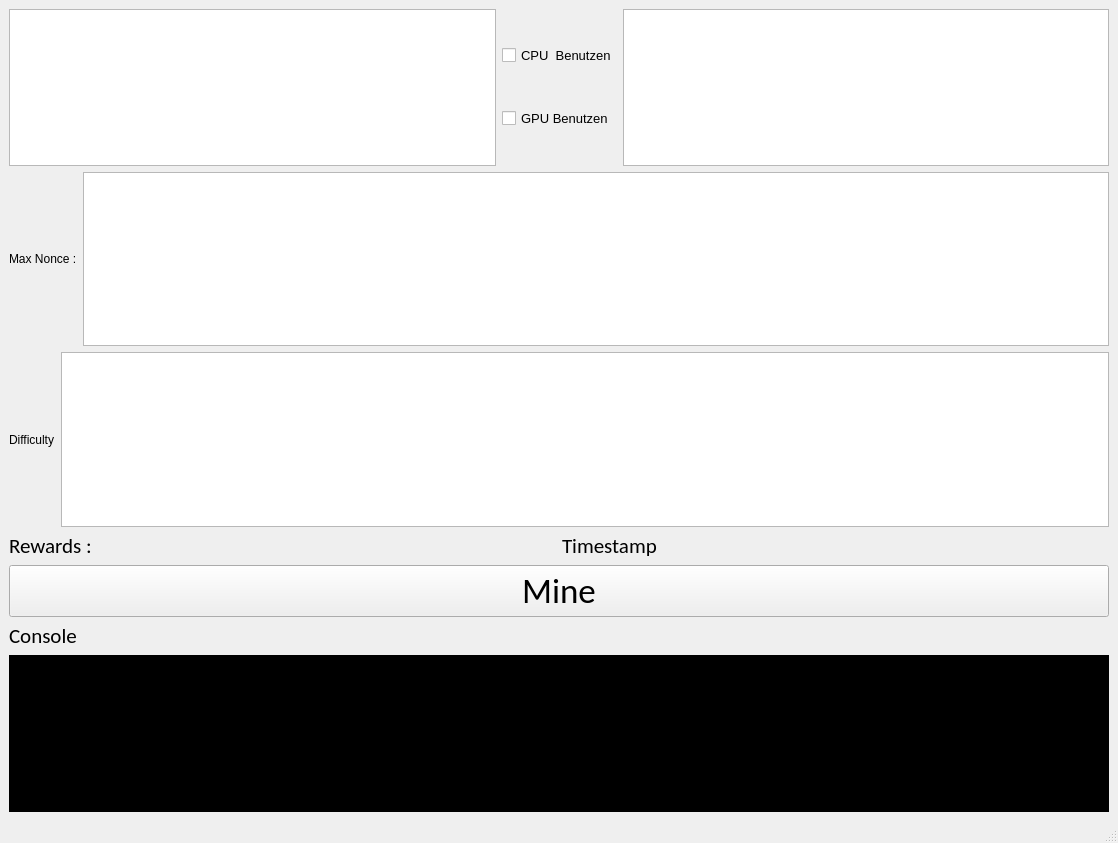
This is Blockchain/untitled.ui in DerZiad/Blockchain-Analyse-Von-Proof-Of-Work as Qt 5 draws it before an edit. The edited form follows.
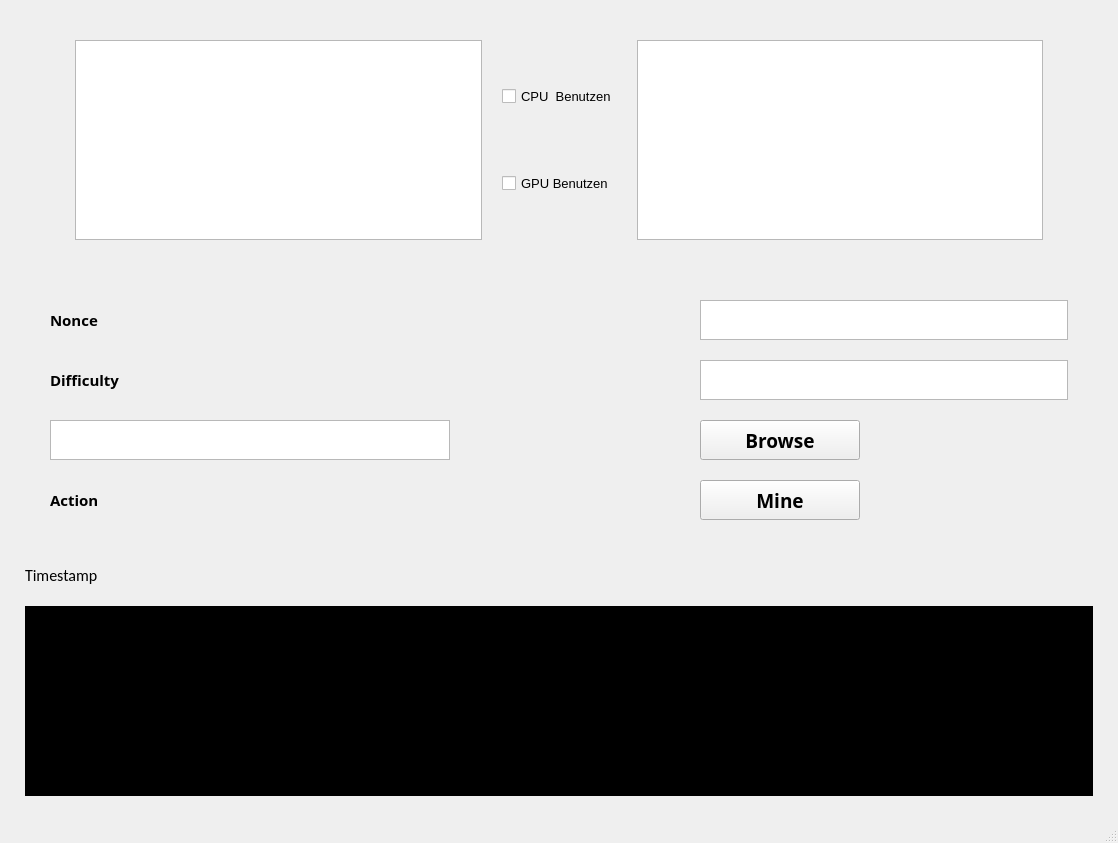
This is the edited form.

```diff
--- a/Blockchain/untitled.ui
+++ b/Blockchain/untitled.ui
@@ -17,20 +17,77 @@
    <string notr="true">backgorund-color:qlineargradient(spread:pad, x1:0, y1:0, x2:1, y2:0, stop:0 rgba(0, 0, 0, 255), stop:1 rgba(255, 255, 255, 255))</string>
   </property>
   <widget class="QWidget" name="centralwidget">
-   <layout class="QGridLayout" name="gridLayout_2">
-    <item row="0" column="0">
+   <layout class="QVBoxLayout" name="centralLayout" stretch="1,0,0,1">
+    <property name="spacing">
+     <number>20</number>
+    </property>
+    <property name="sizeConstraint">
+     <enum>QLayout::SetMaximumSize</enum>
+    </property>
+    <property name="leftMargin">
+     <number>25</number>
+    </property>
+    <property name="topMargin">
+     <number>25</number>
+    </property>
+    <property name="rightMargin">
+     <number>25</number>
+    </property>
+    <property name="bottomMargin">
+     <number>25</number>
+    </property>
+    <item>
      <layout class="QVBoxLayout" name="verticalLayout_2">
       <item>
-       <layout class="QHBoxLayout" name="horizontalLayout">
+       <layout class="QHBoxLayout" name="horizontalLayout" stretch="0,5,0">
+        <property name="sizeConstraint">
+         <enum>QLayout::SetMaximumSize</enum>
+        </property>
+        <property name="leftMargin">
+         <number>50</number>
+        </property>
+        <property name="topMargin">
+         <number>15</number>
+        </property>
+        <property name="rightMargin">
+         <number>50</number>
+        </property>
+        <property name="bottomMargin">
+         <number>15</number>
+        </property>
         <item>
-         <widget class="QListView" name="listView_2">
-          <property name="styleSheet">
-           <string notr="true">backgorund-color:qlineargradient(spread:pad, x1:0, y1:0, x2:1, y2:0, stop:0 rgba(0, 0, 0, 255), stop:1 rgba(255, 255, 255, 255))</string>
+         <widget class="QGraphicsView" name="graphicCard">
+          <property name="sizePolicy">
+           <sizepolicy hsizetype="Expanding" vsizetype="Expanding">
+            <horstretch>100</horstretch>
+            <verstretch>0</verstretch>
+           </sizepolicy>
+          </property>
+          <property name="minimumSize">
+           <size>
+            <width>400</width>
+            <height>200</height>
+           </size>
+          </property>
+          <property name="maximumSize">
+           <size>
+            <width>700</width>
+            <height>200</height>
+           </size>
+          </property>
+          <property name="sizeIncrement">
+           <size>
+            <width>0</width>
+            <height>0</height>
+           </size>
           </property>
          </widget>
         </item>
         <item>
          <layout class="QVBoxLayout" name="verticalLayout">
+          <property name="leftMargin">
+           <number>0</number>
+          </property>
           <item>
            <layout class="QHBoxLayout" name="horizontalLayout_4">
             <item>
@@ -66,103 +123,275 @@
          </layout>
         </item>
         <item>
-         <widget class="QListView" name="listView">
-          <property name="styleSheet">
-           <string notr="true">backgorund-color:qlineargradient(spread:pad, x1:0, y1:0, x2:1, y2:0, stop:0 rgba(0, 0, 0, 255), stop:1 rgba(255, 255, 255, 255))</string>
+         <widget class="QGraphicsView" name="cpuCard">
+          <property name="sizePolicy">
+           <sizepolicy hsizetype="Expanding" vsizetype="Expanding">
+            <horstretch>100</horstretch>
+            <verstretch>0</verstretch>
+           </sizepolicy>
           </property>
-         </widget>
-        </item>
-       </layout>
-      </item>
-     </layout>
-    </item>
-    <item row="1" column="0">
-     <layout class="QVBoxLayout" name="verticalLayout_4">
-      <item>
-       <layout class="QGridLayout" name="gridLayout_3">
-        <item row="0" column="0">
-         <widget class="QLabel" name="label">
-          <property name="text">
-           <string>Max Nonce :</string>
+          <property name="minimumSize">
+           <size>
+            <width>400</width>
+            <height>200</height>
+           </size>
           </property>
-         </widget>
-        </item>
-        <item row="0" column="1">
-         <widget class="QTextEdit" name="textEdit">
-          <property name="html">
-           <string>&lt;!DOCTYPE HTML PUBLIC &quot;-//W3C//DTD HTML 4.0//EN&quot; &quot;http://www.w3.org/TR/REC-html40/strict.dtd&quot;&gt;
-&lt;html&gt;&lt;head&gt;&lt;meta name=&quot;qrichtext&quot; content=&quot;1&quot; /&gt;&lt;style type=&quot;text/css&quot;&gt;
-p, li { white-space: pre-wrap; }
-&lt;/style&gt;&lt;/head&gt;&lt;body style=&quot; font-family:'MS Shell Dlg 2'; font-size:8.25pt; font-weight:400; font-style:normal;&quot;&gt;
-&lt;p style=&quot;-qt-paragraph-type:empty; margin-top:80px; margin-bottom:80px; margin-left:80px; margin-right:80px; -qt-block-indent:0; text-indent:0px;&quot;&gt;&lt;br /&gt;&lt;/p&gt;&lt;/body&gt;&lt;/html&gt;</string>
+          <property name="maximumSize">
+           <size>
+            <width>700</width>
+            <height>200</height>
+           </size>
           </property>
          </widget>
         </item>
        </layout>
       </item>
-      <item>
-       <layout class="QHBoxLayout" name="horizontalLayout_7">
-        <item>
-         <widget class="QLabel" name="label_2">
-          <property name="text">
-           <string>Difficulty</string>
-          </property>
-         </widget>
-        </item>
-        <item>
-         <widget class="QTextEdit" name="textEdit_2"/>
-        </item>
-       </layout>
-      </item>
      </layout>
     </item>
-    <item row="2" column="0">
-     <layout class="QGridLayout" name="gridLayout">
-      <item row="4" column="0">
-       <widget class="QLabel" name="label_3">
+    <item>
+     <layout class="QFormLayout" name="formularLayout">
+      <property name="sizeConstraint">
+       <enum>QLayout::SetMinAndMaxSize</enum>
+      </property>
+      <property name="fieldGrowthPolicy">
+       <enum>QFormLayout::AllNonFixedFieldsGrow</enum>
+      </property>
+      <property name="rowWrapPolicy">
+       <enum>QFormLayout::WrapLongRows</enum>
+      </property>
+      <property name="labelAlignment">
+       <set>Qt::AlignJustify|Qt::AlignTop</set>
+      </property>
+      <property name="formAlignment">
+       <set>Qt::AlignJustify|Qt::AlignTop</set>
+      </property>
+      <property name="horizontalSpacing">
+       <number>250</number>
+      </property>
+      <property name="verticalSpacing">
+       <number>20</number>
+      </property>
+      <property name="leftMargin">
+       <number>25</number>
+      </property>
+      <property name="topMargin">
+       <number>25</number>
+      </property>
+      <property name="rightMargin">
+       <number>25</number>
+      </property>
+      <property name="bottomMargin">
+       <number>25</number>
+      </property>
+      <item row="0" column="0">
+       <widget class="QLabel" name="label">
+        <property name="sizePolicy">
+         <sizepolicy hsizetype="Expanding" vsizetype="Expanding">
+          <horstretch>100</horstretch>
+          <verstretch>0</verstretch>
+         </sizepolicy>
+        </property>
+        <property name="minimumSize">
+         <size>
+          <width>400</width>
+          <height>40</height>
+         </size>
+        </property>
+        <property name="maximumSize">
+         <size>
+          <width>800</width>
+          <height>40</height>
+         </size>
+        </property>
         <property name="font">
          <font>
-          <family>Calibri</family>
-          <pointsize>16</pointsize>
+          <family>Book Antiqua</family>
+          <pointsize>11</pointsize>
+          <weight>75</weight>
+          <bold>true</bold>
          </font>
         </property>
         <property name="text">
-         <string>Console</string>
+         <string>Nonce</string>
+        </property>
+       </widget>
+      </item>
+      <item row="0" column="1">
+       <widget class="QTextEdit" name="textEdit">
+        <property name="sizePolicy">
+         <sizepolicy hsizetype="Expanding" vsizetype="Expanding">
+          <horstretch>100</horstretch>
+          <verstretch>0</verstretch>
+         </sizepolicy>
+        </property>
+        <property name="minimumSize">
+         <size>
+          <width>300</width>
+          <height>40</height>
+         </size>
+        </property>
+        <property name="maximumSize">
+         <size>
+          <width>400</width>
+          <height>40</height>
+         </size>
+        </property>
+        <property name="font">
+         <font>
+          <family>Book Antiqua</family>
+          <pointsize>12</pointsize>
+         </font>
         </property>
        </widget>
       </item>
       <item row="1" column="0">
-       <widget class="QLabel" name="label_4">
+       <widget class="QLabel" name="label_2">
+        <property name="sizePolicy">
+         <sizepolicy hsizetype="Expanding" vsizetype="Preferred">
+          <horstretch>100</horstretch>
+          <verstretch>0</verstretch>
+         </sizepolicy>
+        </property>
+        <property name="minimumSize">
+         <size>
+          <width>400</width>
+          <height>40</height>
+         </size>
+        </property>
+        <property name="maximumSize">
+         <size>
+          <width>800</width>
+          <height>40</height>
+         </size>
+        </property>
         <property name="font">
          <font>
-          <family>Calibri</family>
-          <pointsize>16</pointsize>
+          <family>Book Antiqua</family>
+          <pointsize>11</pointsize>
+          <weight>75</weight>
+          <bold>true</bold>
          </font>
         </property>
         <property name="text">
-         <string>Rewards : </string>
+         <string>Difficulty</string>
         </property>
        </widget>
       </item>
       <item row="1" column="1">
-       <widget class="QLabel" name="label_5">
+       <widget class="QTextEdit" name="textEdit_2">
+        <property name="sizePolicy">
+         <sizepolicy hsizetype="Expanding" vsizetype="Expanding">
+          <horstretch>100</horstretch>
+          <verstretch>0</verstretch>
+         </sizepolicy>
+        </property>
+        <property name="minimumSize">
+         <size>
+          <width>300</width>
+          <height>40</height>
+         </size>
+        </property>
+        <property name="maximumSize">
+         <size>
+          <width>400</width>
+          <height>40</height>
+         </size>
+        </property>
         <property name="font">
          <font>
-          <family>Calibri</family>
-          <pointsize>16</pointsize>
+          <family>Book Antiqua</family>
+          <pointsize>12</pointsize>
          </font>
         </property>
-        <property name="text">
-         <string>Timestamp</string>
+       </widget>
+      </item>
+      <item row="2" column="0">
+       <widget class="QTextEdit" name="textEdit_3">
+        <property name="sizePolicy">
+         <sizepolicy hsizetype="Expanding" vsizetype="Expanding">
+          <horstretch>100</horstretch>
+          <verstretch>0</verstretch>
+         </sizepolicy>
         </property>
+        <property name="minimumSize">
+         <size>
+          <width>400</width>
+          <height>0</height>
+         </size>
+        </property>
+        <property name="maximumSize">
+         <size>
+          <width>800</width>
+          <height>40</height>
+         </size>
+        </property>
+        <property name="font">
+         <font>
+          <family>Book Antiqua</family>
+          <pointsize>12</pointsize>
+         </font>
+        </property>
        </widget>
       </item>
-      <item row="2" column="0" rowspan="2" colspan="2">
+      <item row="2" column="1">
        <widget class="QPushButton" name="pushButton">
+        <property name="sizePolicy">
+         <sizepolicy hsizetype="Minimum" vsizetype="Expanding">
+          <horstretch>50</horstretch>
+          <verstretch>0</verstretch>
+         </sizepolicy>
+        </property>
+        <property name="minimumSize">
+         <size>
+          <width>120</width>
+          <height>40</height>
+         </size>
+        </property>
+        <property name="maximumSize">
+         <size>
+          <width>160</width>
+          <height>50</height>
+         </size>
+        </property>
         <property name="font">
          <font>
-          <family>Calibri</family>
-          <pointsize>26</pointsize>
+          <family>Book Antiqua</family>
+          <pointsize>14</pointsize>
+          <weight>75</weight>
+          <bold>true</bold>
+         </font>
+        </property>
+        <property name="text">
+         <string>Browse</string>
+        </property>
+       </widget>
+      </item>
+      <item row="3" column="1">
+       <widget class="QPushButton" name="pushButton_2">
+        <property name="sizePolicy">
+         <sizepolicy hsizetype="Minimum" vsizetype="Expanding">
+          <horstretch>50</horstretch>
+          <verstretch>0</verstretch>
+         </sizepolicy>
+        </property>
+        <property name="minimumSize">
+         <size>
+          <width>120</width>
+          <height>40</height>
+         </size>
+        </property>
+        <property name="maximumSize">
+         <size>
+          <width>160</width>
+          <height>50</height>
+         </size>
+        </property>
+        <property name="font">
+         <font>
+          <family>Book Antiqua</family>
+          <pointsize>14</pointsize>
+          <weight>75</weight>
+          <bold>true</bold>
          </font>
         </property>
         <property name="text">
@@ -170,12 +399,63 @@
         </property>
        </widget>
       </item>
+      <item row="3" column="0">
+       <widget class="QLabel" name="label_3">
+        <property name="sizePolicy">
+         <sizepolicy hsizetype="Preferred" vsizetype="Expanding">
+          <horstretch>100</horstretch>
+          <verstretch>0</verstretch>
+         </sizepolicy>
+        </property>
+        <property name="minimumSize">
+         <size>
+          <width>400</width>
+          <height>40</height>
+         </size>
+        </property>
+        <property name="maximumSize">
+         <size>
+          <width>800</width>
+          <height>40</height>
+         </size>
+        </property>
+        <property name="font">
+         <font>
+          <family>Book Antiqua</family>
+          <pointsize>11</pointsize>
+          <weight>75</weight>
+          <bold>true</bold>
+         </font>
+        </property>
+        <property name="text">
+         <string>Action</string>
+        </property>
+       </widget>
+      </item>
      </layout>
     </item>
-    <item row="3" column="0">
-     <widget class="QListView" name="listView_3">
+    <item>
+     <layout class="QVBoxLayout" name="verticalLayout_3">
+      <item>
+       <widget class="QLabel" name="label_5">
+        <property name="font">
+         <font>
+          <family>Calibri</family>
+          <pointsize>12</pointsize>
+         </font>
+        </property>
+        <property name="text">
+         <string>Timestamp</string>
+        </property>
+       </widget>
+      </item>
+     </layout>
+    </item>
+    <item>
+     <widget class="QListView" name="console">
       <property name="styleSheet">
-       <string notr="true">background-color:black</string>
+       <string notr="true">background-color:black;
+color:green;</string>
       </property>
      </widget>
     </item>
```
